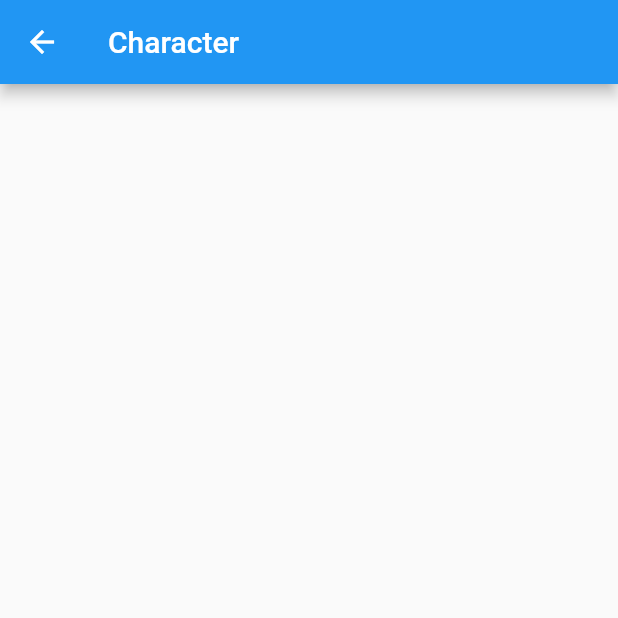
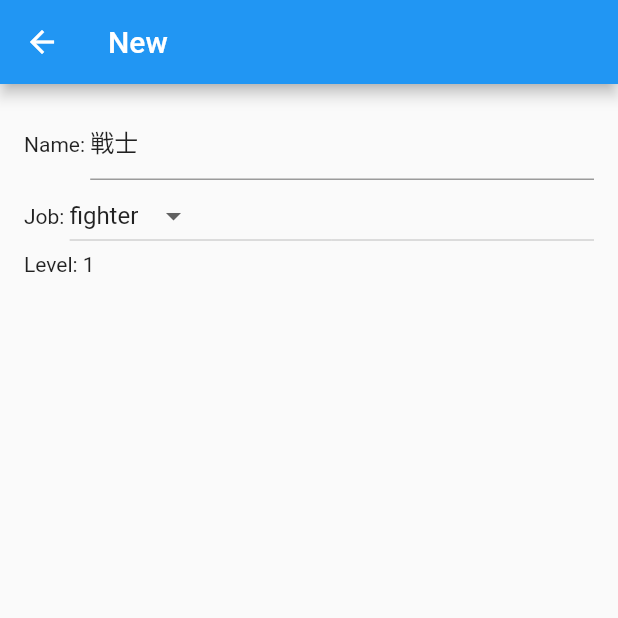
Before and after one commit to hgwr/vermelha_app, a Flutter app: the CharacterScreen screen opened by its route, on a phone screen of 412 x 824 dp, the top half of it. Run offline on Flutter 3.47's test engine with Material 2 defaults, Android fonts, the phone set to English and light mode, and no system bars; our stand-ins replace sqflite; accounts and stored records are empty.

Commit message:
character screen

```diff
--- a/lib/models/job.dart
+++ b/lib/models/job.dart
@@ -1,4 +1,5 @@
 import 'package:flutter/material.dart';
+import 'package:vermelha_app/models/character.dart';
 
 enum Job {
   fighter(id: 1, name: '戦士'),
@@ -33,3 +34,98 @@ Image getImageByJob(Job job) {
       return Image.asset('assets/images/6_priest.png');
   }
 }
+
+Character getInitializedCharacterByJob(Job job) {
+  return {
+    Job.fighter: Character(
+      job: Job.fighter,
+      name: '戦士',
+      level: 1,
+      maxHp: 100,
+      hp: 100,
+      maxMp: 100,
+      mp: 100,
+      attack: 10,
+      defense: 10,
+      magicPower: 10,
+      speed: 10,
+      priorityParameters: [],
+      battleRules: [],
+    ),
+    Job.paladin: Character(
+      job: Job.paladin,
+      name: '神殿騎士',
+      level: 1,
+      maxHp: 100,
+      hp: 100,
+      maxMp: 100,
+      mp: 100,
+      attack: 10,
+      defense: 10,
+      magicPower: 10,
+      speed: 10,
+      priorityParameters: [],
+      battleRules: [],
+    ),
+    Job.ranger: Character(
+      job: Job.ranger,
+      name: 'レンジャー',
+      level: 1,
+      maxHp: 100,
+      hp: 100,
+      maxMp: 100,
+      mp: 100,
+      attack: 10,
+      defense: 10,
+      magicPower: 10,
+      speed: 10,
+      priorityParameters: [],
+      battleRules: [],
+    ),
+    Job.wizard: Character(
+      job: Job.wizard,
+      name: '魔法使い',
+      level: 1,
+      maxHp: 100,
+      hp: 100,
+      maxMp: 100,
+      mp: 100,
+      attack: 10,
+      defense: 10,
+      magicPower: 10,
+      speed: 10,
+      priorityParameters: [],
+      battleRules: [],
+    ),
+    Job.shaman: Character(
+      job: Job.shaman,
+      name: 'シャーマン',
+      level: 1,
+      maxHp: 100,
+      hp: 100,
+      maxMp: 100,
+      mp: 100,
+      attack: 10,
+      defense: 10,
+      magicPower: 10,
+      speed: 10,
+      priorityParameters: [],
+      battleRules: [],
+    ),
+    Job.priest: Character(
+      job: Job.priest,
+      name: '僧侶',
+      level: 1,
+      maxHp: 100,
+      hp: 100,
+      maxMp: 100,
+      mp: 100,
+      attack: 10,
+      defense: 10,
+      magicPower: 10,
+      speed: 10,
+      priorityParameters: [],
+      battleRules: [],
+    ),
+  }[job]!;
+}
--- a/lib/screens/character_screen.dart
+++ b/lib/screens/character_screen.dart
@@ -6,11 +6,8 @@ import '../models/job.dart';
 class CharacterScreen extends StatefulWidget {
   static const routeName = '/character';
 
-  Character? character;
-
   CharacterScreen({
     Key? key,
-    this.character,
   }) : super(key: key);
 
   @override
@@ -18,20 +15,76 @@ class CharacterScreen extends StatefulWidget {
 }
 
 class _CharacterScreenState extends State<CharacterScreen> {
+  final GlobalKey<FormState> _formKey = GlobalKey();
+  Character character = getInitializedCharacterByJob(Job.fighter);
+
   @override
   Widget build(BuildContext context) {
     return Scaffold(
-      appBar: AppBar(title: Text('Character')),
-      body: Center(
-        child: Column(
-          mainAxisAlignment: MainAxisAlignment.center,
-          children: [
-            Text(widget.character?.name ?? ''),
-            widget.character?.job != null
-                ? getImageByJob(widget.character!.job!)
-                : Container(),
-          ],
-        ),
+      appBar: AppBar(
+        title: character.id != null ? Text(character.name) : Text('New'),
+      ),
+      body: Column(
+        children: [
+          Expanded(
+            child: Padding(
+              padding: const EdgeInsets.all(16.0),
+              child: Form(
+                key: _formKey,
+                child: ListView(
+                  children: [
+                    Row(
+                      children: [
+                        Text('Name: '),
+                        Expanded(
+                          child: TextField(
+                            controller: TextEditingController(
+                              text: character.name,
+                            ),
+                            onChanged: (value) {
+                              character.name = value;
+                            },
+                          ),
+                        ),
+                      ],
+                    ),
+                    Row(
+                      children: [
+                        Text('Job: '),
+                        Expanded(
+                          child: DropdownButton<Job>(
+                            value: character.job,
+                            onChanged: (Job? newValue) {
+                              setState(() {
+                                character.job = newValue!;
+                              });
+                            },
+                            items: Job.values.map((Job job) {
+                              return DropdownMenuItem<Job>(
+                                value: job,
+                                child: Text(job.toString().split('.').last),
+                              );
+                            }).toList(),
+                          ),
+                        ),
+                      ],
+                    ),
+                    Row(
+                      children: [
+                        Text('Level: '),
+                        Expanded(
+                          child: Text(
+                            character.level.toString(),
+                          ),
+                        ),
+                      ],
+                    ),
+                  ],
+                ),
+              ),
+            ),
+          ),
+        ],
       ),
     );
   }
```
